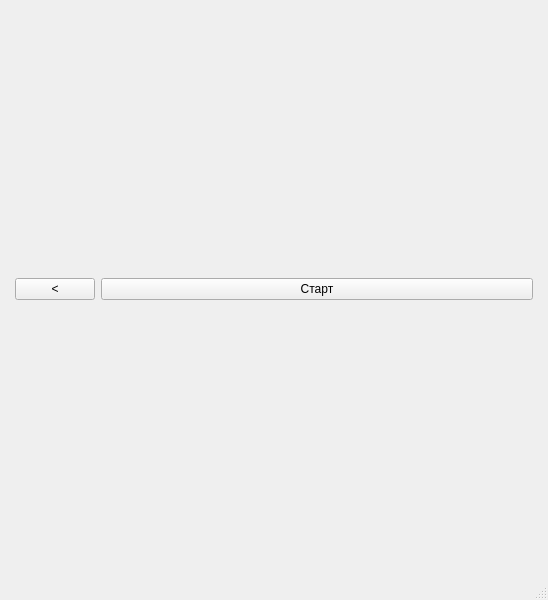
Before: the Qt Designer form BrainBit/neurosamples-main/Bit/ui/SignalScreenRuUI.ui in simai1/sfedu-hackathon-2025, drawn with Qt 5.
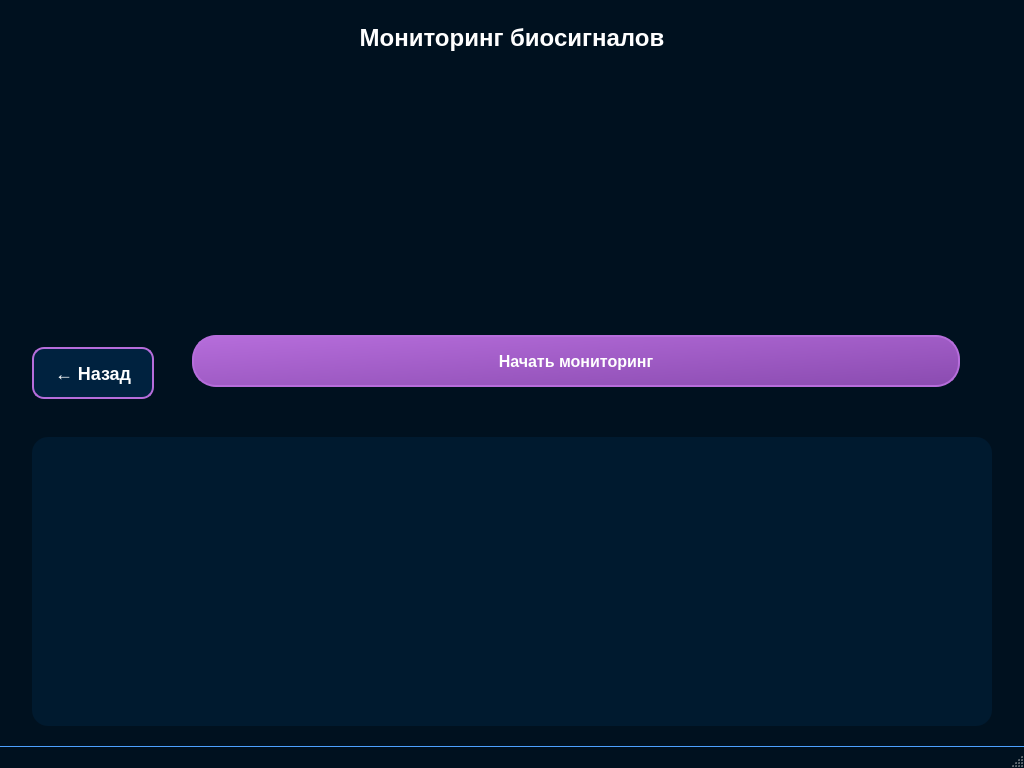
After: the same form once the commit is applied.

```diff
--- a/BrainBit/neurosamples-main/Bit/ui/SignalScreenRuUI.ui
+++ b/BrainBit/neurosamples-main/Bit/ui/SignalScreenRuUI.ui
@@ -6,52 +6,201 @@
    <rect>
     <x>0</x>
     <y>0</y>
-    <width>548</width>
-    <height>600</height>
+    <width>1024</width>
+    <height>768</height>
    </rect>
   </property>
   <property name="windowTitle">
    <string>Сигнал</string>
   </property>
+  <property name="styleSheet">
+   <string notr="true">QMainWindow {
+	background-color: #00111F;
+	font-family: "Segoe UI", "Roboto", "Helvetica Neue", sans-serif;
+}
+
+QLabel {
+	color: #FFFFFF;
+}
+
+QPushButton {
+	background-color: qlineargradient(x1: 0, y1: 0, x2: 1, y2: 1, stop: 0 #B66DDB, stop: 1 #8A4BB0);
+	border-radius: 24px;
+	color: white;
+	font-size: 16px;
+	font-weight: 500;
+	height: 48px;
+	padding: 0 24px;
+	border: 2px solid #B66DDB;
+	transition: all 0.3s ease;
+}
+
+QPushButton:hover {
+	background-color: qlineargradient(x1: 0, y1: 0, x2: 1, y2: 1, stop: 0 #A05CC4, stop: 1 #7A3BA0);
+	border: 2px solid #A05CC4;
+	box-shadow: 0 4px 8px rgba(182, 109, 219, 0.4);
+}
+
+QPushButton:pressed {
+	background-color: qlineargradient(x1: 0, y1: 0, x2: 1, y2: 1, stop: 0 #8A4BB0, stop: 1 #6A2B90);
+	border: 2px solid #8A4BB0;
+	transform: translateY(2px);
+}
+
+QPushButton:disabled {
+	opacity: 0.5;
+}
+
+/* Header */
+QLabel#headerTitle {
+	font-size: 24px;
+	font-weight: 600;
+	margin: 24px 0;
+	text-align: center;
+}
+
+/* Back Button */
+QPushButton#backButton {
+	background-color: #00223F;
+	border-radius: 12px;
+	font-size: 18px;
+	padding: 0 20px;
+	min-width: 40px;
+}
+
+QPushButton#backButton:hover {
+	background-color: #00335F;
+	box-shadow: 0 2px 4px rgba(0, 34, 63, 0.4);
+}
+
+/* Start Button */
+QPushButton#signalButton {
+	margin: 0 32px 24px 32px;
+}
+
+/* Graph Container */
+QWidget#graphContainer {
+	background-color: rgba(0, 34, 63, 0.5);
+	border-radius: 16px;
+	margin: 20px 32px;
+	padding: 20px;
+}
+
+/* Channel Labels */
+QLabel#channelLabel {
+	font-weight: 600;
+	font-size: 18px;
+	color: #4DA1FF;
+	margin: 10px 0;
+	text-align: center;
+}
+
+/* Status Bar */
+QStatusBar {
+	background-color: #00111F;
+	border: none;
+	border-top: 1px solid #4DA1FF;
+}
+
+QStatusBar QLabel {
+	color: #FFFFFF;
+	font-size: 14px;
+}</string>
+  </property>
   <widget class="QWidget" name="centralwidget">
    <layout class="QVBoxLayout" name="verticalLayout">
     <property name="leftMargin">
-     <number>15</number>
+     <number>0</number>
     </property>
     <property name="topMargin">
-     <number>15</number>
+     <number>0</number>
     </property>
     <property name="rightMargin">
-     <number>15</number>
+     <number>0</number>
     </property>
     <property name="bottomMargin">
-     <number>15</number>
+     <number>0</number>
     </property>
+    <item alignment="Qt::AlignTop">
+     <widget class="QLabel" name="headerTitle">
+      <property name="text">
+       <string>Мониторинг биосигналов</string>
+      </property>
+      <property name="alignment">
+       <set>Qt::AlignCenter</set>
+      </property>
+     </widget>
+    </item>
     <item>
-     <layout class="QVBoxLayout" name="signalScreenLayout">
+     <layout class="QHBoxLayout" name="horizontalLayout" stretch="0,1">
+      <property name="leftMargin">
+       <number>32</number>
+      </property>
+      <property name="rightMargin">
+       <number>32</number>
+      </property>
       <item>
-       <layout class="QHBoxLayout" name="horizontalLayout" stretch="0,1">
-        <item>
-         <widget class="QPushButton" name="backButton">
-          <property name="text">
-           <string>&lt;</string>
-          </property>
-         </widget>
-        </item>
-        <item>
-         <widget class="QPushButton" name="signalButton">
-          <property name="text">
-           <string>Старт</string>
-          </property>
-         </widget>
-        </item>
-       </layout>
+       <widget class="QPushButton" name="backButton">
+        <property name="minimumSize">
+         <size>
+          <width>60</width>
+          <height>48</height>
+         </size>
+        </property>
+        <property name="text">
+         <string>← Назад</string>
+        </property>
+       </widget>
+      </item>
+      <item>
+       <widget class="QPushButton" name="signalButton">
+        <property name="minimumSize">
+         <size>
+          <width>0</width>
+          <height>60</height>
+         </size>
+        </property>
+        <property name="text">
+         <string>Начать мониторинг</string>
+        </property>
+       </widget>
       </item>
      </layout>
     </item>
+    <item>
+     <widget class="QWidget" name="graphContainer" native="true">
+      <layout class="QVBoxLayout" name="signalScreenLayout">
+       <property name="leftMargin">
+        <number>15</number>
+       </property>
+       <property name="topMargin">
+        <number>15</number>
+       </property>
+       <property name="rightMargin">
+        <number>15</number>
+       </property>
+       <property name="bottomMargin">
+        <number>15</number>
+       </property>
+      </layout>
+     </widget>
+    </item>
    </layout>
   </widget>
-  <widget class="QStatusBar" name="statusbar"/>
+  <widget class="QStatusBar" name="statusbar">
+   <property name="styleSheet">
+    <string notr="true">QStatusBar {
+	background-color: #00111F;
+	border: none;
+	border-top: 1px solid #4DA1FF;
+}
+
+QStatusBar QLabel {
+	color: #FFFFFF;
+	font-size: 14px;
+}</string>
+   </property>
+  </widget>
  </widget>
  <resources/>
  <connections/>
```
